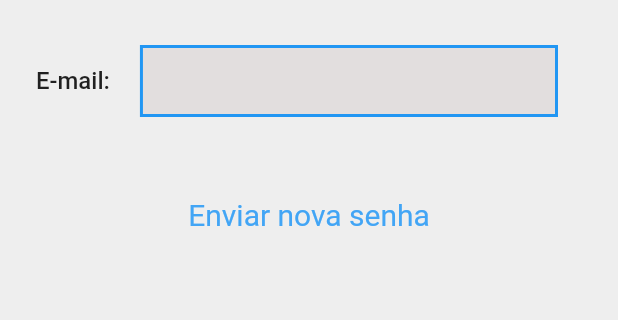
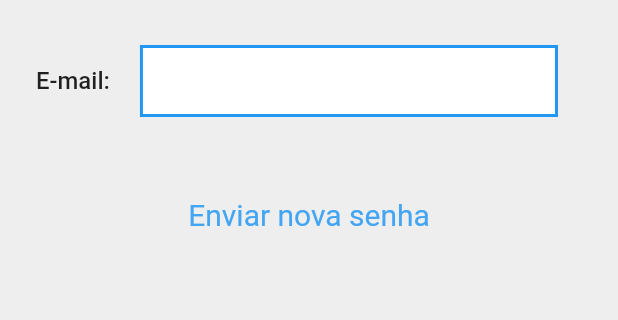
Before and after one commit to prefeiturasantoandre/APP-EC, a Flutter app: the NovaSenhaPage screen opened directly, on a phone screen of 412 x 824 dp, the part 588-908 px from its top. Run offline on Flutter 3.47's test engine with Material 2 defaults, Android fonts, the phone set to English and light mode, and no system bars; network calls fail; Roboto replaces fonts that are missing (Poppins).

Commit message:
add novas cores

```diff
--- a/app_ec/lib/src/modules/post/domain/entities/colorsEntities.dart
+++ b/app_ec/lib/src/modules/post/domain/entities/colorsEntities.dart
@@ -4,4 +4,6 @@ import 'package:flutter/material.dart';
 const branco = Color.fromRGBO(255, 255, 255, 1);
 const azul = Color.fromARGB(255, 33, 150, 243);
 const azulbebe = Color.fromARGB(255, 66, 165, 245);
+const verdeagua = Color.fromARGB(255, 57, 210, 192);
 const cinza = Color.fromARGB(255, 117, 117, 117);
+const preto = Color.fromARGB(37, 0, 0, 0);
--- a/app_ec/lib/src/modules/post/presenter/pages/NovaSenha.dart
+++ b/app_ec/lib/src/modules/post/presenter/pages/NovaSenha.dart
@@ -1,3 +1,4 @@
+import 'package:app_ec/src/modules/post/domain/entities/colorsEntities.dart';
 import 'package:flutter/material.dart';
 
 class NovaSenhaPage extends StatefulWidget {
@@ -23,7 +24,7 @@ class NovaSenhaWidgetState extends State<NovaSenhaPage> {
   Widget build(BuildContext context) {
     return Scaffold(
       key: scaffoldKey,
-      backgroundColor: const Color(0xFFF5F5F5),
+      backgroundColor: branco,
       body: Form(
         key: formKey,
         autovalidateMode: AutovalidateMode.disabled,
@@ -52,7 +53,7 @@ class NovaSenhaWidgetState extends State<NovaSenhaPage> {
                   style: TextStyle(
                     fontFamily: 'Poppins',
                     fontSize: 18,
-                    color: Colors.blue,
+                    color: azul,
                     fontWeight: FontWeight.w800,
                   ),
                 ),
@@ -82,20 +83,20 @@ class NovaSenhaWidgetState extends State<NovaSenhaPage> {
                           decoration: InputDecoration(
                             enabledBorder: OutlineInputBorder(
                               borderSide: const BorderSide(
-                                color: Colors.blue,
+                                color: azul,
                                 width: 2,
                               ),
                               borderRadius: BorderRadius.circular(0),
                             ),
                             focusedBorder: OutlineInputBorder(
                               borderSide: const BorderSide(
-                                color: Colors.blue,
+                                color: azul,
                                 width: 2,
                               ),
                               borderRadius: BorderRadius.circular(0),
                             ),
                             filled: true,
-                            fillColor: const Color(0xFFE2DEDE),
+                            fillColor: branco,
                             contentPadding:
                                 const EdgeInsetsDirectional.fromSTEB(
                                     5, 5, 5, 5),
@@ -122,7 +123,7 @@ class NovaSenhaWidgetState extends State<NovaSenhaPage> {
                         style: TextButton.styleFrom(
                           padding: const EdgeInsetsDirectional.fromSTEB(
                               40, 12, 40, 0),
-                          primary: Colors.blue[400],
+                          primary: azulbebe,
                           textStyle: const TextStyle(fontSize: 20),
                         ),
                         onPressed: () {
```
Also changed, not shown: app_ec/lib/src/modules/post/presenter/pages/EncarregadorHome.dart (+14 -13 lines).
